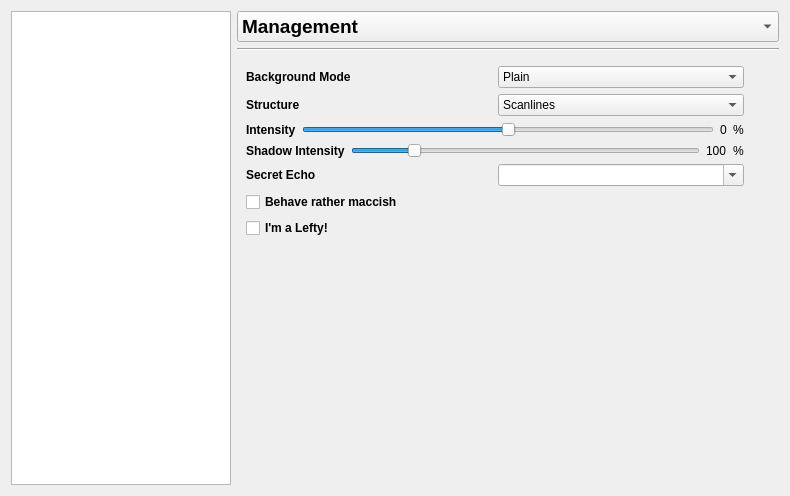
Qt form config/config.ui (deiv/bespin-pkg) before a commit.
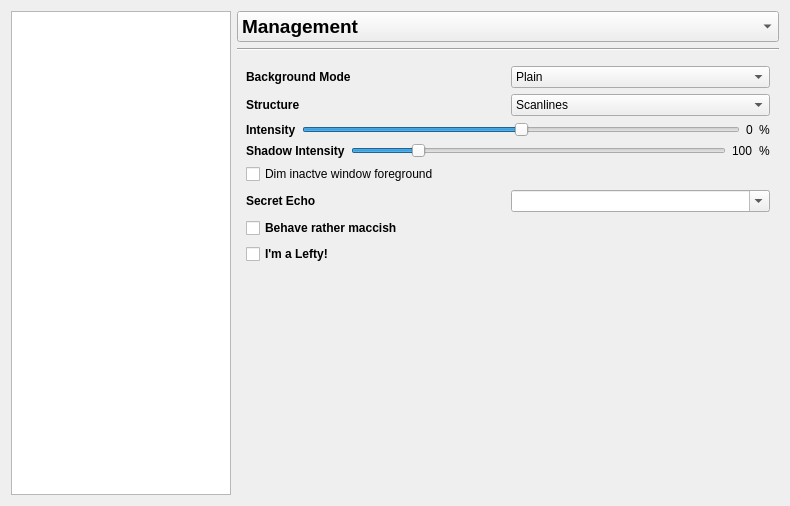
The same form after that commit. The open tabs and pages were chosen to show the change.

Commit message: option to fade inactive windows, polish cleanup, kde palette fix improved

```diff
--- a/config/config.ui
+++ b/config/config.ui
@@ -6,7 +6,7 @@
     <x>0</x>
     <y>0</y>
     <width>790</width>
-    <height>496</height>
+    <height>506</height>
    </rect>
   </property>
   <property name="sizePolicy" >
@@ -353,8 +353,8 @@
         <height>431</height>
        </rect>
       </property>
-      <layout class="QGridLayout" >
-       <item row="0" column="0" >
+      <layout class="QGridLayout" name="gridLayout_17" >
+       <item row="0" column="0" colspan="2" >
         <layout class="QHBoxLayout" >
          <item>
           <widget class="QLabel" name="label" >
@@ -395,7 +395,7 @@
          </item>
         </layout>
        </item>
-       <item row="1" column="0" >
+       <item row="1" column="0" colspan="2" >
         <layout class="QHBoxLayout" >
          <item>
           <widget class="QLabel" name="labelStructure" >
@@ -446,7 +446,7 @@
          </item>
         </layout>
        </item>
-       <item row="2" column="0" >
+       <item row="2" column="0" colspan="2" >
         <layout class="QHBoxLayout" >
          <item>
           <widget class="QLabel" name="label_35" >
@@ -502,7 +502,7 @@
          </item>
         </layout>
        </item>
-       <item row="3" column="0" >
+       <item row="3" column="0" colspan="2" >
         <layout class="QHBoxLayout" >
          <item>
           <widget class="QLabel" name="label_28" >
@@ -567,9 +567,14 @@
          </item>
         </layout>
        </item>
-       <item row="4" column="0" >
-        <layout class="QHBoxLayout" >
-         <item>
+       <item row="4" column="0" colspan="2" >
+        <widget class="QCheckBox" name="fadeInactive" >
+         <property name="text" >
+          <string>Dim inactve window foreground</string>
+         </property>
+        </widget>
+       </item>
+       <item row="5" column="0" >
           <widget class="QLabel" name="label_17" >
            <property name="font" >
             <font>
@@ -582,16 +587,14 @@
            </property>
           </widget>
          </item>
-         <item>
+       <item row="5" column="1" >
           <widget class="QComboBox" name="pwEchoChar" >
            <property name="editable" >
             <bool>true</bool>
            </property>
           </widget>
          </item>
-        </layout>
-       </item>
-       <item row="5" column="0" colspan="2" >
+       <item row="6" column="0" colspan="2" >
         <widget class="QCheckBox" name="macStyle" >
          <property name="font" >
           <font>
@@ -604,7 +607,7 @@
          </property>
         </widget>
        </item>
-       <item row="6" column="0" colspan="2" >
+       <item row="7" column="0" colspan="2" >
         <widget class="QCheckBox" name="leftHanded" >
          <property name="font" >
           <font>
@@ -617,7 +620,7 @@
          </property>
         </widget>
        </item>
-       <item row="7" column="1" >
+       <item row="8" column="0" >
         <spacer>
          <property name="orientation" >
           <enum>Qt::Vertical</enum>
```
Left out of the diff: 2 changed lines with no effect on the pictures. Lines whose indentation alone changed are shown as unchanged. The commit also changes 9 other files.
